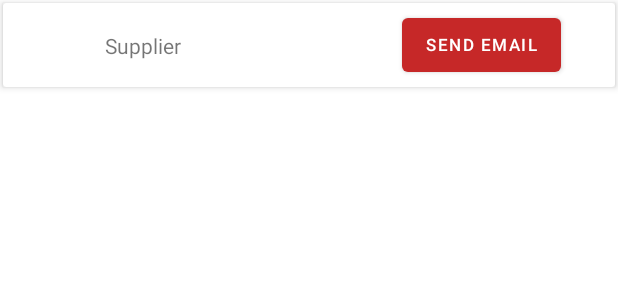
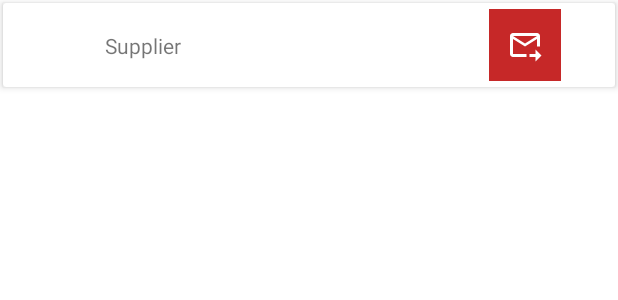
Before and after one commit to Mekanik4/ReStock, an Android app: the layout complete_order_layout.xml on its own in the app's theme, with its tools: preview values and no code run, on a phone screen of 412 x 824 dp. Shown: the top 300 px of the screen. Run offline under Robolectric (Android 15) with nearby library versions, the light colour scheme and no system bars.

Commit message:
Fixed problems with keep me signed in mode and changed send email button to image

```diff
--- a/app/src/main/java/com/example/restock/SignInActivity.java
+++ b/app/src/main/java/com/example/restock/SignInActivity.java
@@ -21,12 +21,14 @@ public class SignInActivity extends AppCompatActivity {
     private EditText email;
     private EditText password;
     private CheckBox signedIn;
+    Bundle data;
 
     @Override
     protected void onCreate(Bundle savedInstanceState) {
         super.onCreate(savedInstanceState);
         setContentView(R.layout.activity_sign_in);
 
+        data = getIntent().getExtras();
         // Getting if there is a "Keep me signed in" user
         DatabaseHandler dbHandler = new DatabaseHandler(this, null, null, 1);
         Profile user;
--- /dev/null
+++ b/app/src/main/res/drawable/ic_forward_to_inbox_black_24dp.xml
@@ -0,0 +1,10 @@
+<vector xmlns:android="http://schemas.android.com/apk/res/android"
+    android:width="24dp"
+    android:height="24dp"
+    android:viewportWidth="24"
+    android:viewportHeight="24"
+    android:tint="@color/white">
+  <path
+      android:pathData="M20,4H4C2.9,4 2,4.9 2,6v12c0,1.1 0.9,2 2,2h9v-2H4V8l8,5l8,-5v5h2V6C22,4.9 21.1,4 20,4zM12,11L4,6h16L12,11zM19,15l4,4l-4,4v-3h-4v-2h4V15z"
+      android:fillColor="#000000"/>
+</vector>
--- a/app/src/main/res/layout/complete_order_layout.xml
+++ b/app/src/main/res/layout/complete_order_layout.xml
@@ -23,16 +23,20 @@
             app:layout_constraintStart_toStartOf="parent"
             app:layout_constraintTop_toTopOf="parent" />
 
-        <Button
+        <ImageButton
             android:id="@+id/supplierCardSendCompletedToSupplierBtn"
             android:layout_width="wrap_content"
             android:layout_height="wrap_content"
             android:layout_marginEnd="32dp"
-            android:text="@string/send_email"
-            android:textSize="11sp"
+            android:background="?attr/colorPrimary"
+            android:contentDescription="@string/send_to_supplier"
+            android:minWidth="48dp"
+            android:minHeight="48dp"
             app:layout_constraintBottom_toBottomOf="parent"
             app:layout_constraintEnd_toEndOf="parent"
-            app:layout_constraintTop_toTopOf="parent" />
+            app:layout_constraintTop_toTopOf="parent"
+            app:srcCompat="@drawable/ic_forward_to_inbox_black_24dp"
+            app:tint="@color/white" />
 
     </androidx.constraintlayout.widget.ConstraintLayout>
 </androidx.cardview.widget.CardView>
```
Also changed, not shown: app/src/main/java/com/example/restock/CompletedOrder.java (+11 -8 lines), app/src/main/java/com/example/restock/CreateOrder.java (+10 -9 lines), app/src/main/java/com/example/restock/DatabaseHandler.java (+7 -15 lines), app/src/main/java/com/example/restock/HomeActivity.java (+6 -2 lines), app/src/main/java/com/example/restock/OrderHistory.java (+8 -6 lines), app/src/main/java/com/example/restock/OrderPreview.java (+5 -3 lines), app/src/main/java/com/example/restock/RecycleView/OrdersRecyclerAdapter.java (+6 -2 lines), app/src/main/java/com/example/restock/RecycleView/SuppliersAdapter.java (+9 -5 lines).
